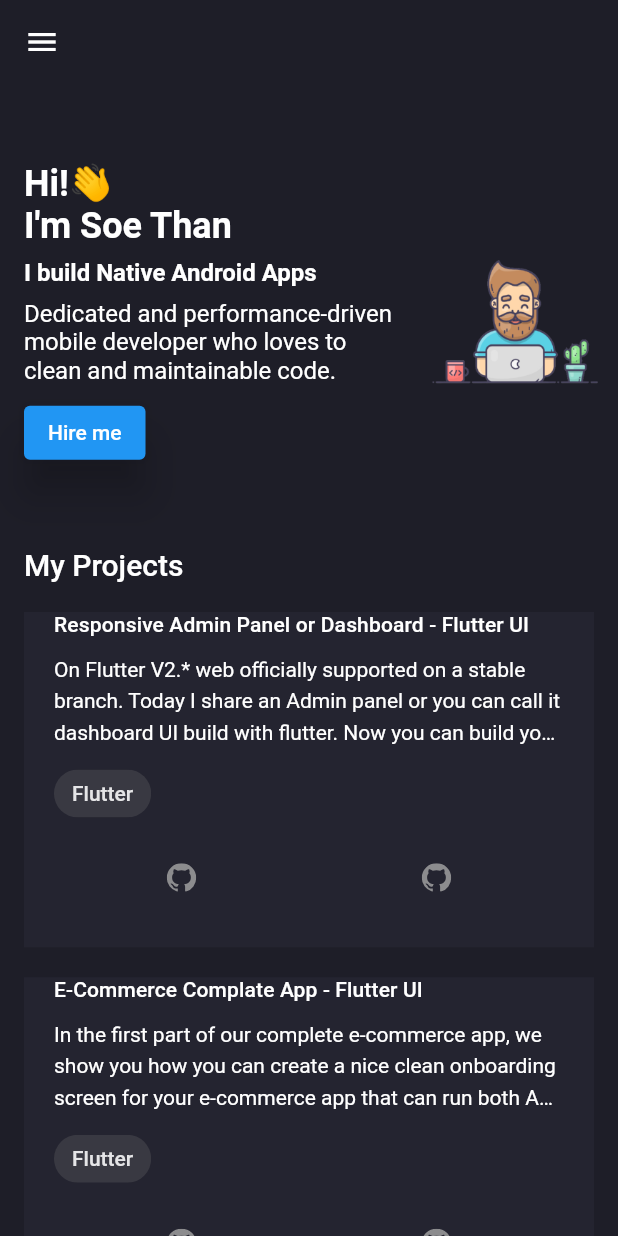
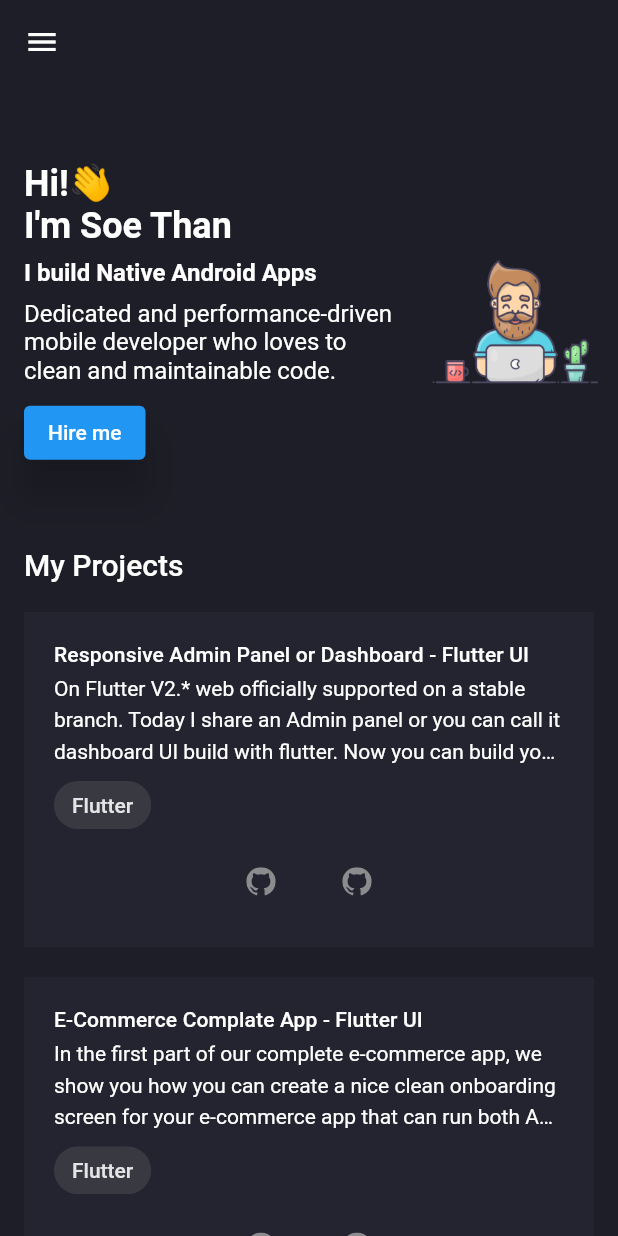
Before and after one commit to soethan98/Responsive-Portfolio, a Flutter app: the screen it shows after launch, on a phone screen of 412 x 824 dp. Run offline on Flutter 3.47's test engine with Material 2 defaults, Android fonts, the phone set to English and light mode, and no system bars; drawn by our look-alikes of animated_text_kit; our stand-ins replace flutter_svg.

Commit message:
Add spacer in project card

```diff
--- a/lib/screens/home/components/project_card.dart
+++ b/lib/screens/home/components/project_card.dart
@@ -13,7 +13,7 @@ class ProjectCard extends StatelessWidget {
   @override
   Widget build(BuildContext context) {
     return Container(
-      padding: const EdgeInsets.symmetric(horizontal: defaultPadding),
+      padding: const EdgeInsets.all(defaultPadding),
       color: secondaryColor,
       child: Column(
         crossAxisAlignment: CrossAxisAlignment.start,
@@ -21,49 +21,31 @@ class ProjectCard extends StatelessWidget {
         children: [
           Text(
             projectEntity.title,
-            maxLines: 1,
+            maxLines: 2,
             overflow: TextOverflow.ellipsis,
             style: Theme.of(context).textTheme.subtitle2,
           ),
-          const SizedBox(
-            height: 10,
-          ),
+          const Spacer(),
           Text(
             projectEntity.description!,
             maxLines: Responsive.isMobileLarge(context) ? 3 : 4,
             overflow: TextOverflow.ellipsis,
             style: TextStyle(height: 1.5),
           ),
-          const SizedBox(
-            height: 8,
-          ),
+          const Spacer(),
           Chip(label: Text(projectEntity.baseLang)),
-          const SizedBox(
-            height: 8,
-          ),
-           SizedBox(
-            height: 48,
-            child: Row(
-              mainAxisSize: MainAxisSize.max,
-              mainAxisAlignment: MainAxisAlignment.start,
+          const Spacer(),
+          Row(
+            mainAxisAlignment: MainAxisAlignment.center,
             children: [
-                Expanded(
-                  child: TextButton(
+              TextButton(
                   onPressed: () {},
                   child: SvgPicture.asset("assets/icons/github.svg")),
-                ),
-                Expanded(
-                  child: TextButton(
+              TextButton(
                   onPressed: () {},
                   child: SvgPicture.asset("assets/icons/github.svg")),
+            ],
           )
-
-
-              ],
-            ),
-          ),const SizedBox(
-            height: 8,
-          ),
         ],
       ),
     );
```
Lines whose indentation alone changed are shown as unchanged.
